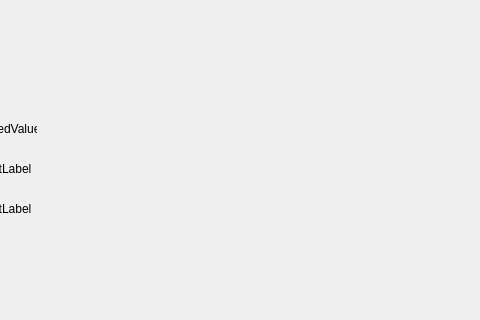
Qt form GUI/mainwindow.ui (Bionik-game/Bionik-game-CC) before a commit; both pictures show x 320 to 800 and y 0 to 320 of the 800 by 600 pixel window.
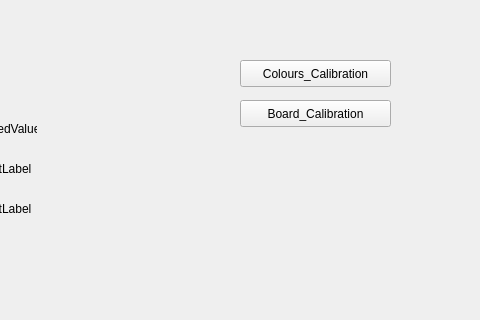
The same form after that commit.

The edit to the form file:
```diff
--- a/GUI/mainwindow.ui
+++ b/GUI/mainwindow.ui
@@ -92,6 +92,32 @@
      <string>TextLabel</string>
     </property>
    </widget>
+   <widget class="QPushButton" name="pushButton">
+    <property name="geometry">
+     <rect>
+      <x>560</x>
+      <y>60</y>
+      <width>151</width>
+      <height>27</height>
+     </rect>
+    </property>
+    <property name="text">
+     <string>Colours_Calibration</string>
+    </property>
+   </widget>
+   <widget class="QPushButton" name="pushButton_2">
+    <property name="geometry">
+     <rect>
+      <x>560</x>
+      <y>100</y>
+      <width>151</width>
+      <height>27</height>
+     </rect>
+    </property>
+    <property name="text">
+     <string>Board_Calibration</string>
+    </property>
+   </widget>
   </widget>
   <widget class="QMenuBar" name="menubar">
    <property name="geometry">
```
